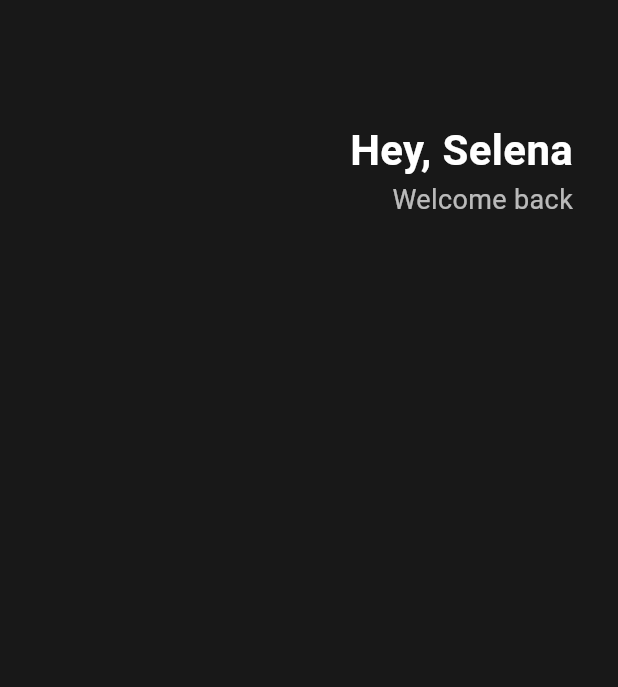
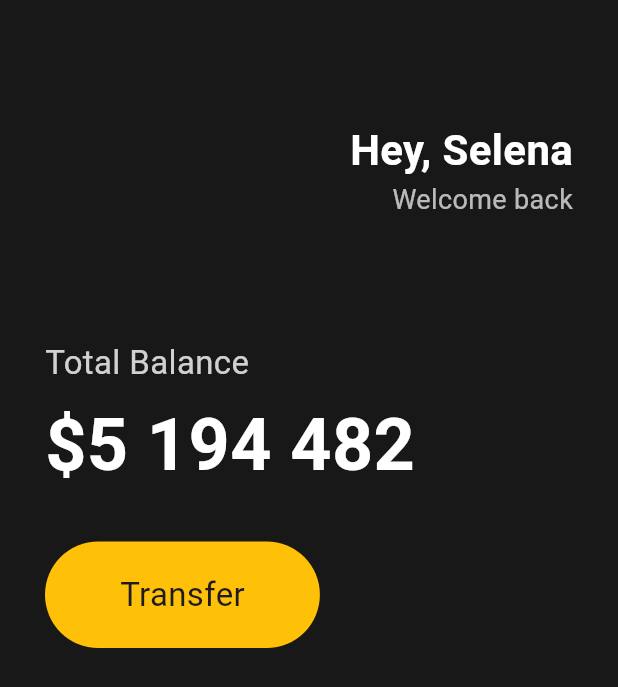
Before and after one commit to ardenspace/practice-flutter, a Flutter app: the screen it shows after launch, on a phone screen of 412 x 824 dp. Shown: the top 687 px of the screen. Run offline on Flutter 3.47's test engine with Material 3 defaults, Android fonts, the phone set to English and light mode, and no system bars.

Commit message:
[FEAT] add a buttono row and set const automatically

```diff
--- a/toonflix/lib/main.dart
+++ b/toonflix/lib/main.dart
@@ -8,31 +8,34 @@ class Player {
 
 void main() {
   var somda = Player(name: "somda");
-  runApp(App());
+  runApp(const App());
 }
 
 // 플러터는 위젯을 쌓아 올려 만든다.
 // 위젯을 합치는 방식으로 앱을 구성하는데 모든 위젯은 build 메서드를 구현해야 한다.
 // 이 위젯을 사용하려면 이 메서드를 구현해라 .. 라는 일종의 걔약인 셈!
 class App extends StatelessWidget {
+  const App({super.key});
+
   @override
   Widget build(BuildContext context) {
     return MaterialApp(
       // 테마를 꼭 설정해줘야 함. material 스타일로 할 건지, ios 스타일인 cupertino 스타일로 할 건지 .. 커스터마이징 수월하다며? ㅇㅇ 그렇긴 함 근데 기본적으로 베이직이 되는 뼈대는 프로젝트 시작점에서 골라줘야 함. 물론 구글에서 만든 material style이 보기 좋겠지? 마음에 안 든다고 해도 어쩔 수 없고 또 뭔가를 골랐다고 해서 그 디자인이 통용되는 것도 아님 커스터마이징 아주 자유로움
       home: Scaffold(
-        backgroundColor: Color(0xFF181818),
+        backgroundColor: const Color(0xFF181818),
         body: Padding(
-          padding: EdgeInsets.symmetric(horizontal: 30),
+          padding: const EdgeInsets.symmetric(horizontal: 30),
           child: Column(
+            crossAxisAlignment: CrossAxisAlignment.start,
             children: [
-              SizedBox(height: 80),
+              const SizedBox(height: 80),
               Row(
                 mainAxisAlignment: MainAxisAlignment.end,
                 children: [
                   Column(
                     crossAxisAlignment: CrossAxisAlignment.end,
                     children: [
-                      Text(
+                      const Text(
                         "Hey, Selena",
                         style: TextStyle(
                           color: Colors.white,
@@ -51,6 +54,41 @@ class App extends StatelessWidget {
                   ),
                 ],
               ),
+              const SizedBox(height: 80),
+              Text(
+                'Total Balance',
+                style: TextStyle(
+                  fontSize: 22,
+                  color: Colors.white.withOpacity(0.8),
+                ),
+              ),
+              const SizedBox(height: 5),
+              const Text(
+                '\$5 194 482',
+                style: TextStyle(
+                  fontSize: 48,
+                  fontWeight: FontWeight.w600,
+                  color: Colors.white,
+                ),
+              ),
+              const SizedBox(height: 30),
+              Row(
+                children: [
+                  Container(
+                    decoration: BoxDecoration(
+                      color: Colors.amber,
+                      borderRadius: BorderRadius.circular(45),
+                    ),
+                    child: const Padding(
+                      padding: EdgeInsets.symmetric(
+                        vertical: 20,
+                        horizontal: 50,
+                      ),
+                      child: Text("Transfer", style: TextStyle(fontSize: 22)),
+                    ),
+                  ),
+                ],
+              ),
             ],
           ),
         ),
```
